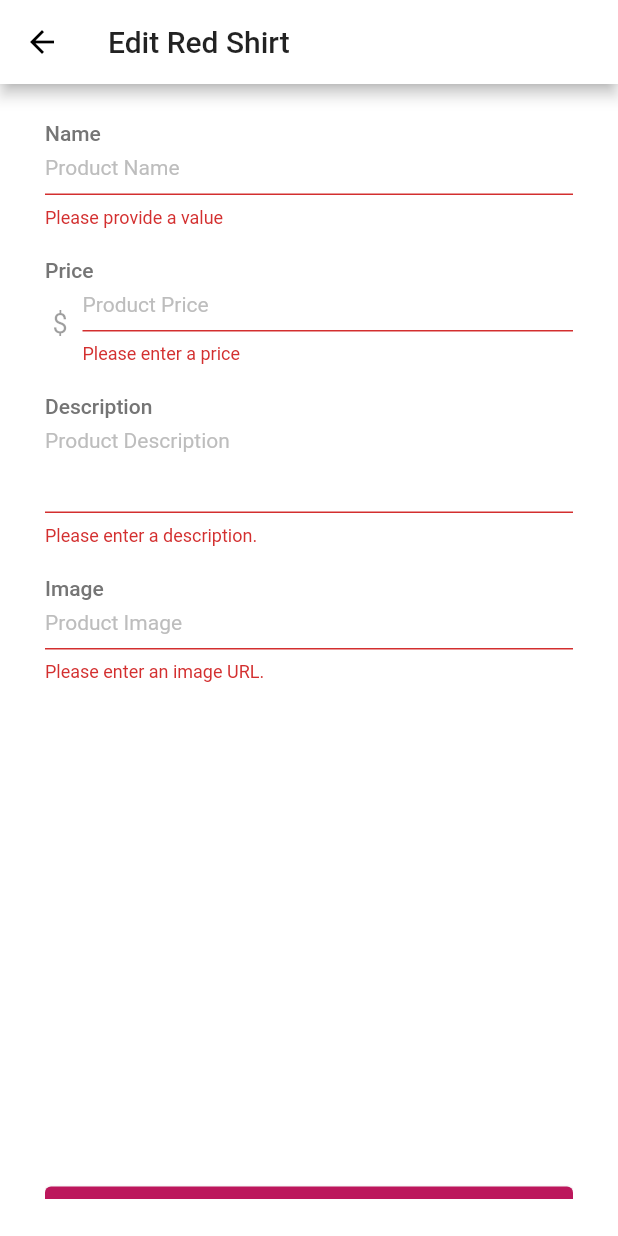
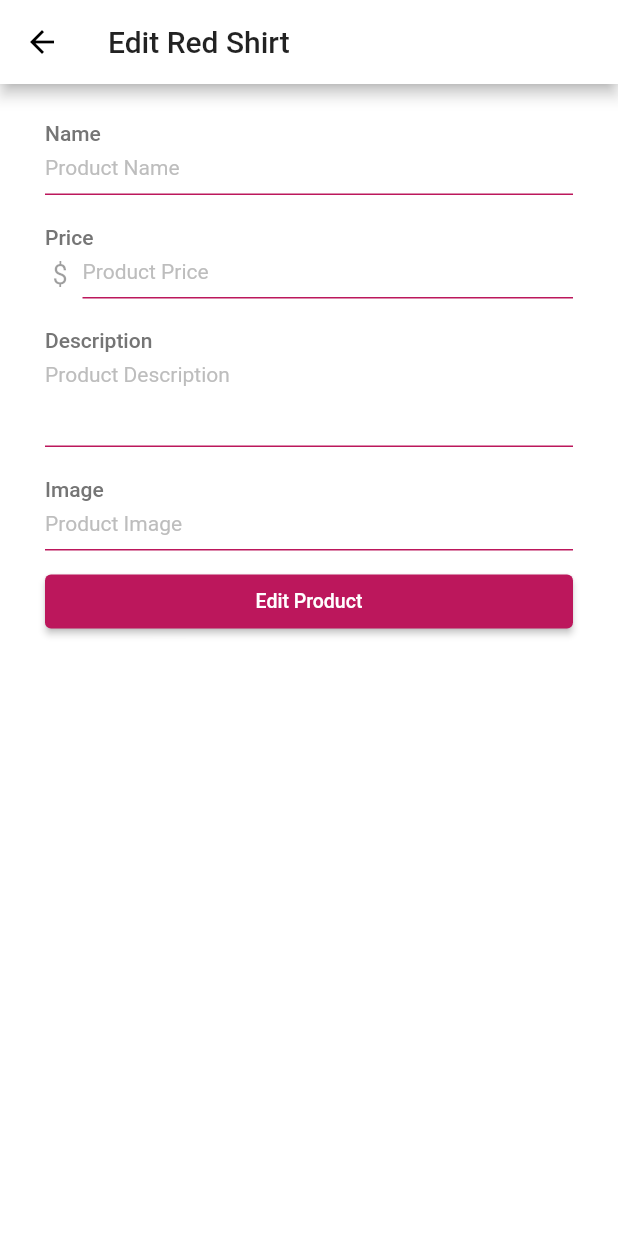
Before and after one commit to tamagossi/learn-flutter-tokalog, a Flutter app: the UserProductEditScreen screen opened directly with sample values from the repository, after a tap on "Edit Product", on a phone screen of 412 x 824 dp. Run offline on Flutter 3.47's test engine with Material 2 defaults, Android fonts, the phone set to English and light mode, and no system bars; our stand-ins replace cached_network_image, google_fonts; network calls fail; Roboto replaces fonts that are missing (TextStyle).

Commit message:
feat(user): various changes
* add edit product page
* seperate user product form to seperate widget
* adjust edit form widget

```diff
--- a/lib/providers/product.dart
+++ b/lib/providers/product.dart
@@ -44,8 +44,18 @@ class ProductProvider with ChangeNotifier {
     return [..._products];
   }
 
-  void addProduct(value) {
+  void addProduct(Product value) {
     _products.add(value);
+    notifyListeners();
+  }
+
+  void editProduct(String id, Product value) {
+    List<Product> products = [..._products];
+
+    int selectedProductIndex = products.indexWhere((prod) => prod.id == id);
+    products[selectedProductIndex] = value;
+    _products = products;
+
     notifyListeners();
   }
 
--- a/lib/screens/products/index.dart
+++ b/lib/screens/products/index.dart
@@ -6,7 +6,6 @@ import 'package:flutter/rendering.dart';
 import 'package:provider/provider.dart';
 import 'package:tokalog/models/product.dart';
 import 'package:tokalog/providers/cart.dart';
-import 'package:tokalog/providers/orders.dart';
 import 'package:tokalog/providers/product.dart';
 import 'package:tokalog/screens/cart.dart';
 import 'package:tokalog/screens/menu.dart';
--- a/lib/screens/user/product/edit.dart
+++ b/lib/screens/user/product/edit.dart
@@ -1,8 +1,9 @@
-import 'package:cached_network_image/cached_network_image.dart';
 import 'package:flutter/material.dart';
+import 'package:provider/provider.dart';
 import 'package:tokalog/models/product.dart';
-import 'package:tokalog/widgets/molecules/input_group/number_input.dart';
-import 'package:tokalog/widgets/molecules/input_group/text_input.dart';
+import 'package:tokalog/providers/product.dart';
+import 'package:tokalog/screens/user/product/index.dart';
+import 'package:tokalog/widgets/organism/user_product_form.dart';
 
 class UserProductEditScreen extends StatefulWidget {
   final Product product;
@@ -14,46 +15,17 @@ class UserProductEditScreen extends StatefulWidget {
 }
 
 class _UserProductEditScreenState extends State<UserProductEditScreen> {
-  final _imageFocus = FocusNode();
-  final _imageController = TextEditingController();
-  final _formKey = GlobalKey<FormState>();
-  var _product = Product(
-    id: null,
-    description: '',
-    image: '',
-    price: 0,
-    title: '',
+  final GlobalKey<OrganismUserProductFormState> _userProductFormKey =
+      new GlobalKey<OrganismUserProductFormState>();
+
+  void editProduct() {
+    final Product value = _userProductFormKey.currentState.getFormValues();
+    Provider.of<ProductProvider>(context, listen: false)
+        .editProduct(widget.product.id, value);
+
+    Navigator.of(context).push(
+      MaterialPageRoute(builder: (_) => UserProductScreen()),
     );
-
-  @override
-  void initState() {
-    super.initState();
-    _imageFocus.addListener(_setImageUrlOnInputBlur);
-  }
-
-  @override
-  void dispose() {
-    super.dispose();
-
-    _imageController.dispose();
-    _imageFocus.removeListener(_setImageUrlOnInputBlur);
-  }
-
-  void _editProduct() {
-    final isValid = _formKey.currentState.validate();
-    if (!isValid) return;
-
-    _formKey.currentState.save();
-    print(_product.title);
-    print(_product.description);
-    print(_product.price);
-    print(_product.image);
-  }
-
-  void _setImageUrlOnInputBlur() {
-    if (!_imageFocus.hasFocus) {
-      this.setState(() {});
-    }
   }
 
   @override
@@ -63,127 +35,13 @@ class _UserProductEditScreenState extends State<UserProductEditScreen> {
       body: SafeArea(
         child: Padding(
           padding: const EdgeInsets.symmetric(horizontal: 30, vertical: 25),
-          child: Form(
-            key: _formKey,
-            child: SingleChildScrollView(
           child: Column(
-                children: <Widget>[
-                  MoleculeTextInput(
-                    label: 'Name',
-                    name: 'name',
-                    placeholder: 'Product Name',
-                    validator: (value) =>
-                        value.isEmpty ? 'Please provide a value' : null,
-                    onSaved: (value) {
-                      _product = Product(
-                        id: null,
-                        description: _product.description,
-                        image: _product.image,
-                        price: _product.price,
-                        title: value,
-                      );
-                    },
-                  ),
-                  SizedBox(height: 20),
-                  MoleculeNumberInput(
-                    label: 'Price',
-                    name: 'price',
-                    placeholder: 'Product Price',
-                    prefix: '\$',
-                    validator: (value) {
-                      if (value.isEmpty) return 'Please enter a price';
-                      if (double.tryParse(value) == null)
-                        return 'Please enter a valid number';
-                      if (double.parse(value) <= 0)
-                        return 'Please enter a number > 0';
-
-                      return null;
-                    },
-                    onSaved: (value) {
-                      _product = Product(
-                        id: null,
-                        description: _product.description,
-                        image: _product.image,
-                        price: double.parse(value),
-                        title: _product.title,
-                      );
-                    },
-                  ),
-                  SizedBox(height: 20),
-                  MoleculeTextInput(
-                    keyboardType: TextInputType.multiline,
-                    label: 'Description',
-                    maxLines: 3,
-                    name: 'description',
-                    placeholder: 'Product Description',
-                    textInputAction: TextInputAction.newline,
-                    validator: (value) {
-                      if (value.isEmpty) return 'Please enter a description.';
-                      if (value.length < 10)
-                        return 'Should be at least 10 characters long.';
-
-                      return null;
-                    },
-                    onSaved: (value) {
-                      _product = Product(
-                        id: null,
-                        description: value,
-                        image: _product.image,
-                        price: _product.price,
-                        title: _product.title,
-                      );
-                    },
-                  ),
-                  SizedBox(height: 20),
-                  MoleculeTextInput(
-                    controller: _imageController,
-                    focusNode: _imageFocus,
-                    keyboardType: TextInputType.url,
-                    label: 'Image',
-                    name: 'image',
-                    placeholder: 'Product Image',
-                    textInputAction: TextInputAction.send,
-                    validator: (value) {
-                      if (value.isEmpty) return 'Please enter an image URL.';
-                      if (!value.startsWith('http') &&
-                          !value.startsWith('https')) {
-                        return 'Please enter a valid URL.';
-                      }
-                      if (!value.endsWith('.png') &&
-                          !value.endsWith('.jpg') &&
-                          !value.endsWith('.jpeg')) {
-                        return 'Please enter a valid image URL.';
-                      }
-
-                      return null;
-                    },
-                    onSaved: (value) {
-                      _product = Product(
-                        id: null,
-                        description: _product.description,
-                        image: value,
-                        price: _product.price,
-                        title: _product.title,
-                      );
-                    },
-                  ),
-                  SizedBox(height: 10),
-                  Container(
-                    height: 300,
-                    width: double.infinity,
-                    child: _imageController.text.isNotEmpty
-                        ? CachedNetworkImage(
-                            imageUrl: _imageController.text,
-                            errorWidget: (_, __, error) => Container(),
-                            fit: BoxFit.cover,
-                          )
-                        : Container(),
-                  ),
-                  SizedBox(height: 20),
+            children: [
+              OrganismUserProductForm(initialValues: widget.product),
               SizedBox(
                 width: double.infinity,
                 child: ElevatedButton(
-                      onPressed: _editProduct,
+                  onPressed: editProduct,
                   child: Text(
                     'Edit Product',
                     style: TextStyle(
@@ -200,8 +58,6 @@ class _UserProductEditScreenState extends State<UserProductEditScreen> {
           ),
         ),
       ),
-        ),
-      ),
     );
   }
 }
--- /dev/null
+++ b/lib/widgets/organism/user_product_form.dart
@@ -0,0 +1,174 @@
+import 'package:cached_network_image/cached_network_image.dart';
+import 'package:flutter/material.dart';
+import 'package:tokalog/models/product.dart';
+import 'package:tokalog/widgets/molecules/input_group/number_input.dart';
+import 'package:tokalog/widgets/molecules/input_group/text_input.dart';
+
+class OrganismUserProductForm extends StatefulWidget {
+  final Product initialValues;
+
+  OrganismUserProductForm({Key key, this.initialValues}) : super(key: key);
+
+  @override
+  OrganismUserProductFormState createState() => OrganismUserProductFormState();
+}
+
+class OrganismUserProductFormState extends State<OrganismUserProductForm> {
+  final _imageFocus = FocusNode();
+  final _imageController = TextEditingController();
+  final _formKey = GlobalKey<FormState>();
+  var _product = Product(
+    id: null,
+    description: '',
+    image: '',
+    price: 0,
+    title: '',
+  );
+
+  @override
+  void initState() {
+    super.initState();
+    _imageFocus.addListener(_setImageUrlOnInputBlur);
+  }
+
+  @override
+  void dispose() {
+    super.dispose();
+
+    _imageController.dispose();
+    _imageFocus.removeListener(_setImageUrlOnInputBlur);
+  }
+
+  Product getFormValues() {
+    final isValid = _formKey.currentState.validate();
+    if (!isValid) return null;
+
+    _formKey.currentState.save();
+    return _product;
+  }
+
+  void _setImageUrlOnInputBlur() {
+    if (!_imageFocus.hasFocus) {
+      this.setState(() {});
+    }
+  }
+
+  @override
+  Widget build(BuildContext context) {
+    return Form(
+      key: _formKey,
+      child: Column(
+        children: <Widget>[
+          MoleculeTextInput(
+            label: 'Name',
+            name: 'name',
+            placeholder: 'Product Name',
+            validator: (value) =>
+                value.isEmpty ? 'Please provide a value' : null,
+            onSaved: (value) {
+              _product = Product(
+                id: null,
+                description: _product.description,
+                image: _product.image,
+                price: _product.price,
+                title: value,
+              );
+            },
+          ),
+          SizedBox(height: 20),
+          MoleculeNumberInput(
+            label: 'Price',
+            name: 'price',
+            placeholder: 'Product Price',
+            prefix: '\$',
+            validator: (value) {
+              if (value.isEmpty) return 'Please enter a price';
+              if (double.tryParse(value) == null)
+                return 'Please enter a valid number';
+              if (double.parse(value) <= 0) return 'Please enter a number > 0';
+
+              return null;
+            },
+            onSaved: (value) {
+              _product = Product(
+                id: null,
+                description: _product.description,
+                image: _product.image,
+                price: double.parse(value),
+                title: _product.title,
+              );
+            },
+          ),
+          SizedBox(height: 20),
+          MoleculeTextInput(
+            keyboardType: TextInputType.multiline,
+            label: 'Description',
+            maxLines: 3,
+            name: 'description',
+            placeholder: 'Product Description',
+            textInputAction: TextInputAction.newline,
+            validator: (value) {
+              if (value.isEmpty) return 'Please enter a description.';
+              if (value.length < 10)
+                return 'Should be at least 10 characters long.';
+
+              return null;
+            },
+            onSaved: (value) {
+              _product = Product(
+                id: null,
+                description: value,
+                image: _product.image,
+                price: _product.price,
+                title: _product.title,
+              );
+            },
+          ),
+          SizedBox(height: 20),
+          MoleculeTextInput(
+            controller: _imageController,
+            focusNode: _imageFocus,
+            keyboardType: TextInputType.url,
+            label: 'Image',
+            name: 'image',
+            placeholder: 'Product Image',
+            textInputAction: TextInputAction.send,
+            validator: (value) {
+              if (value.isEmpty) return 'Please enter an image URL.';
+              if (!value.startsWith('http') && !value.startsWith('https')) {
+                return 'Please enter a valid URL.';
+              }
+              if (!value.endsWith('.png') &&
+                  !value.endsWith('.jpg') &&
+                  !value.endsWith('.jpeg')) {
+                return 'Please enter a valid image URL.';
+              }
+
+              return null;
+            },
+            onSaved: (value) {
+              _product = Product(
+                id: null,
+                description: _product.description,
+                image: value,
+                price: _product.price,
+                title: _product.title,
+              );
+            },
+          ),
+          SizedBox(height: 10),
+          _imageController.text.isNotEmpty
+              ? Container(
+                  height: 300,
+                  width: double.infinity,
+                  child: CachedNetworkImage(
+                    imageUrl: _imageController.text,
+                    errorWidget: (_, __, error) => Container(),
+                    fit: BoxFit.cover,
+                  ))
+              : Container(),
+        ],
+      ),
+    );
+  }
+}
```
Also changed, not shown: lib/screens/user/product/add.dart (added, +63 -0 lines), lib/screens/user/product/index.dart (+6 -1 lines). Lines whose indentation alone changed are shown as unchanged.
